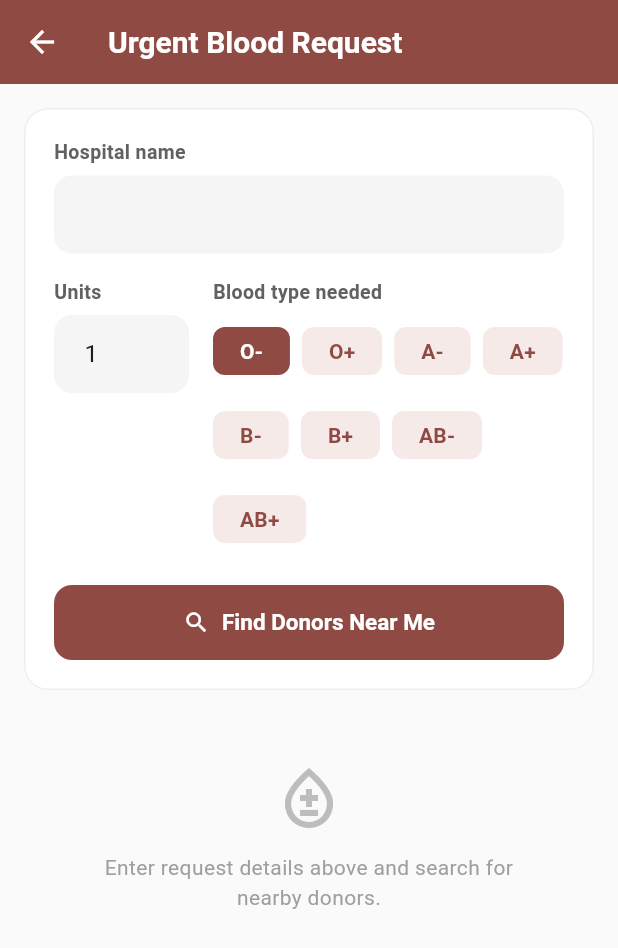
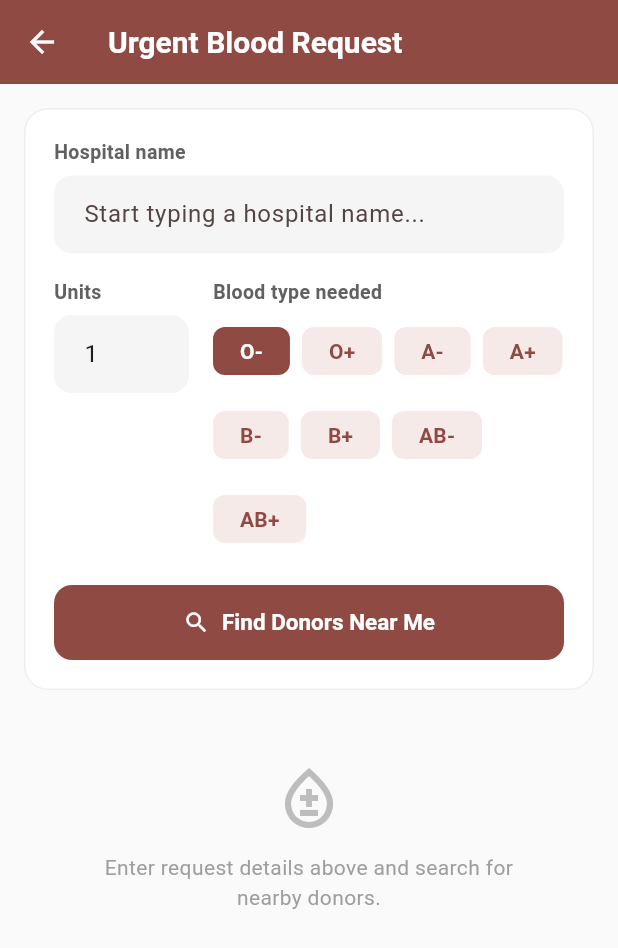
Before and after one commit to SufyanSaleem909/blood-response-system, a Flutter app: the RequestScreen screen opened directly with empty values, on a phone screen of 412 x 824 dp. Shown: the top 948 px of the screen. Run offline on Flutter 3.47's test engine with Material 3 defaults, Android fonts, the phone set to English and light mode, and no system bars; our stand-ins replace firebase_core, firebase_messaging, flutter_map, geolocator, latlong2, shared_preferences; accounts and stored records are empty.

Commit message:
feat: add hospital name autocomplete with curated list of major Pakistani hospitals

```diff
--- a/mobile/lib/main.dart
+++ b/mobile/lib/main.dart
@@ -23,6 +23,26 @@ const List<String> kBloodTypes = [
   "B+",
   "AB-",
   "AB+",
+];
+
+const List<String> kKnownHospitals = [
+  "Aga Khan University Hospital, Karachi",
+  "Jinnah Postgraduate Medical Centre, Karachi",
+  "Liaquat National Hospital, Karachi",
+  "Civil Hospital Karachi",
+  "South City Hospital, Karachi",
+  "Shifa International Hospital, Islamabad",
+  "Pakistan Institute of Medical Sciences (PIMS), Islamabad",
+  "Holy Family Hospital, Rawalpindi",
+  "Combined Military Hospital (CMH), Rawalpindi",
+  "Services Hospital, Lahore",
+  "Mayo Hospital, Lahore",
+  "Jinnah Hospital, Lahore",
+  "Shaukat Khanum Memorial Cancer Hospital, Lahore",
+  "Nishtar Hospital, Multan",
+  "Lady Reading Hospital, Peshawar",
+  "Hayatabad Medical Complex, Peshawar",
+  "Ghurki Trust Teaching Hospital, Lahore",
 ];
 
 final navigatorKey = GlobalKey<NavigatorState>();
@@ -829,7 +849,64 @@ class _RequestScreenState extends State<RequestScreen> {
               crossAxisAlignment: CrossAxisAlignment.start,
               children: [
                 const LabeledField(label: "Hospital name"),
-                TextField(controller: hospitalCtrl),
+                Autocomplete<String>(
+                  optionsBuilder: (TextEditingValue textEditingValue) {
+                    if (textEditingValue.text.isEmpty) {
+                      return const Iterable<String>.empty();
+                    }
+                    return kKnownHospitals.where(
+                      (h) => h.toLowerCase().contains(
+                        textEditingValue.text.toLowerCase(),
+                      ),
+                    );
+                  },
+                  onSelected: (String selection) {
+                    hospitalCtrl.text = selection;
+                  },
+                  fieldViewBuilder:
+                      (context, controller, focusNode, onFieldSubmitted) {
+                        // Keep our own controller in sync so free typing (not just selecting
+                        // a suggestion) still updates hospitalCtrl for submission.
+                        controller.addListener(() {
+                          hospitalCtrl.text = controller.text;
+                        });
+                        return TextField(
+                          controller: controller,
+                          focusNode: focusNode,
+                          decoration: const InputDecoration(
+                            hintText: "Start typing a hospital name...",
+                          ),
+                        );
+                      },
+                  optionsViewBuilder: (context, onSelected, options) {
+                    return Align(
+                      alignment: Alignment.topLeft,
+                      child: Material(
+                        elevation: 4,
+                        borderRadius: BorderRadius.circular(12),
+                        child: ConstrainedBox(
+                          constraints: const BoxConstraints(maxHeight: 200),
+                          child: ListView.builder(
+                            padding: EdgeInsets.zero,
+                            shrinkWrap: true,
+                            itemCount: options.length,
+                            itemBuilder: (context, index) {
+                              final option = options.elementAt(index);
+                              return ListTile(
+                                dense: true,
+                                title: Text(
+                                  option,
+                                  style: const TextStyle(fontSize: 14),
+                                ),
+                                onTap: () => onSelected(option),
+                              );
+                            },
+                          ),
+                        ),
+                      ),
+                    );
+                  },
+                ),
                 const SizedBox(height: 16),
                 Row(
                   crossAxisAlignment: CrossAxisAlignment.start,
```
